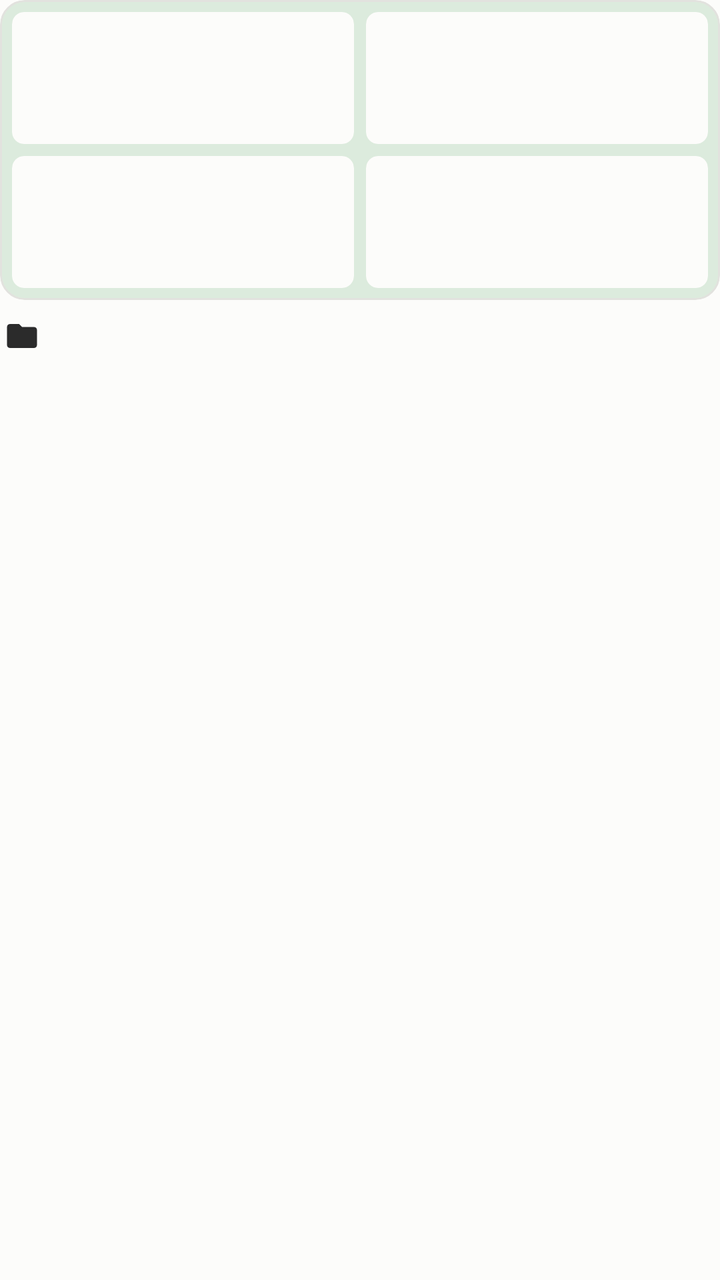
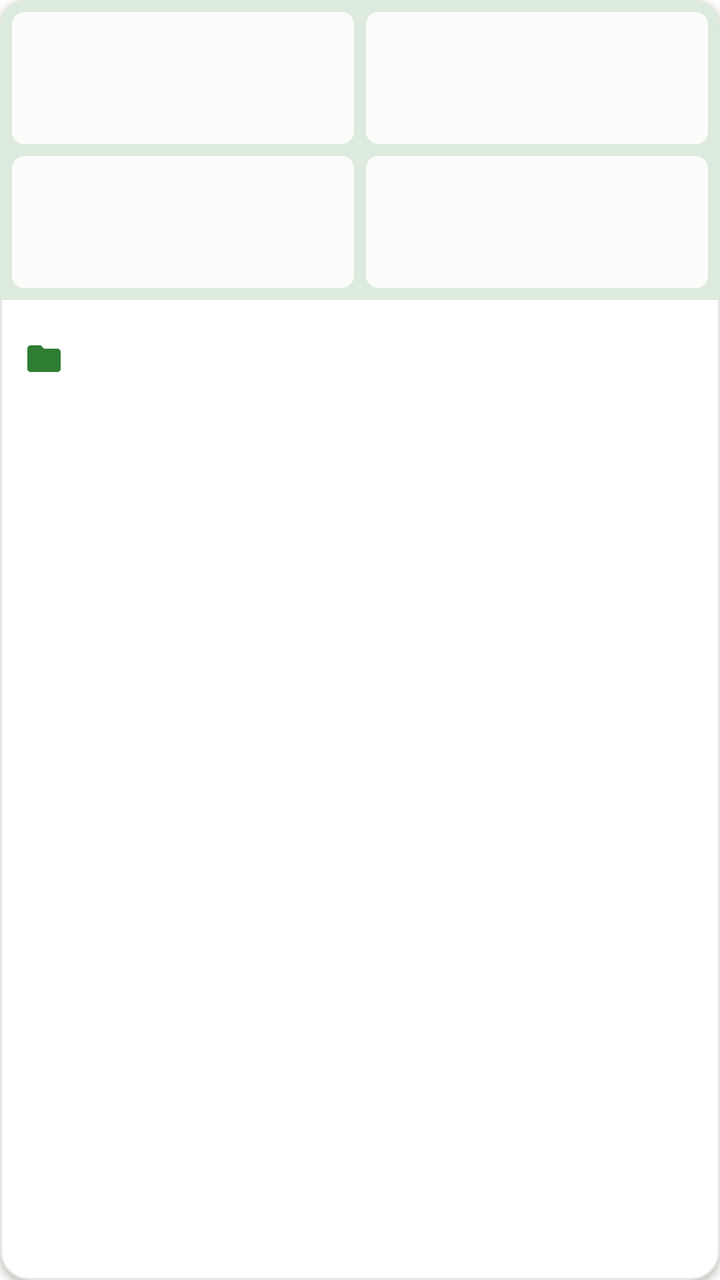

An Android layout rendered at two revisions. The XML below is the earlier revision; the diff shows what the commit changed to produce the second picture.
<!-- AndroidManifest.xml: application theme Theme.AvoNotes -->
<!-- res/layout/item_group.xml -->
<?xml version="1.0" encoding="utf-8"?>
<LinearLayout xmlns:android="http://schemas.android.com/apk/res/android"
    android:layout_width="match_parent"
    android:layout_height="wrap_content"
    android:orientation="vertical">

    <LinearLayout
        android:id="@+id/mosaic"
        android:layout_width="match_parent"
        android:layout_height="150dp"
        android:background="@drawable/group_bg"
        android:clipToOutline="true"
        android:foreground="?android:attr/selectableItemBackground"
        android:orientation="vertical"
        android:padding="6dp">

        <LinearLayout
            android:layout_width="match_parent"
            android:layout_height="0dp"
            android:layout_weight="1"
            android:orientation="horizontal">

            <ImageView android:id="@+id/t0" style="@style/MosaicTile" android:layout_marginEnd="3dp" android:layout_marginBottom="3dp" />
            <ImageView android:id="@+id/t1" style="@style/MosaicTile" android:layout_marginStart="3dp" android:layout_marginBottom="3dp" />
        </LinearLayout>

        <LinearLayout
            android:layout_width="match_parent"
            android:layout_height="0dp"
            android:layout_weight="1"
            android:orientation="horizontal">

            <ImageView android:id="@+id/t2" style="@style/MosaicTile" android:layout_marginEnd="3dp" android:layout_marginTop="3dp" />
            <ImageView android:id="@+id/t3" style="@style/MosaicTile" android:layout_marginStart="3dp" android:layout_marginTop="3dp" />
        </LinearLayout>
    </LinearLayout>

    <LinearLayout
        android:layout_width="match_parent"
        android:layout_height="wrap_content"
        android:layout_marginTop="8dp"
        android:gravity="center_vertical"
        android:orientation="horizontal"
        android:paddingStart="2dp"
        android:paddingEnd="2dp">

        <ImageView
            android:layout_width="18dp"
            android:layout_height="18dp"
            android:layout_marginEnd="6dp"
            android:importantForAccessibility="no"
            android:src="@drawable/ic_folder"
            android:tint="@color/icon" />

        <TextView
            android:id="@+id/title"
            android:layout_width="0dp"
            android:layout_height="wrap_content"
            android:layout_weight="1"
            android:ellipsize="end"
            android:maxLines="1"
            android:textColor="@color/icon"
            android:textSize="15sp"
            android:textStyle="bold" />
    </LinearLayout>

    <TextView
        android:id="@+id/subtitle"
        android:layout_width="match_parent"
        android:layout_height="wrap_content"
        android:paddingStart="2dp"
        android:paddingEnd="2dp"
        android:textColor="@color/text_secondary"
        android:textSize="12sp" />
</LinearLayout>
<!-- resources referenced by this layout -->
<resources>
  <color name="icon">#2B2B2B</color>
  <color name="text_secondary">#6B6B66</color>
  <!-- drawable group_bg (drawable) -->
  <?xml version="1.0" encoding="utf-8"?>
  <shape xmlns:android="http://schemas.android.com/apk/res/android" android:shape="rectangle">
      <solid android:color="@color/tool_selected_bg" />
      <stroke android:width="1dp" android:color="@color/toolbar_divider" />
      <corners android:radius="12dp" />
  </shape>
  <!-- drawable ic_folder (drawable) -->
  <?xml version="1.0" encoding="utf-8"?>
  <vector xmlns:android="http://schemas.android.com/apk/res/android"
      android:width="24dp" android:height="24dp"
      android:viewportWidth="24" android:viewportHeight="24">
      <path android:fillColor="#FF000000"
          android:pathData="M10,4H4c-1.1,0 -1.99,0.9 -1.99,2L2,18c0,1.1 0.9,2 2,2h16c1.1,0 2,-0.9 2,-2V8c0,-1.1 -0.9,-2 -2,-2h-8l-2,-2z" />
  </vector>
  <style name="MosaicTile">
          <item name="android:layout_width">0dp</item>
          <item name="android:layout_height">match_parent</item>
          <item name="android:layout_weight">1</item>
          <item name="android:background">@drawable/mosaic_tile_bg</item>
          <item name="android:clipToOutline">true</item>
          <item name="android:scaleType">centerCrop</item>
          <item name="android:importantForAccessibility">no</item>
      </style>
  <style name="Theme.AvoNotes" parent="android:Theme.Material.Light.NoActionBar">
          <item name="android:colorAccent">@color/accent</item>
          <item name="android:colorPrimary">@color/accent</item>
          <item name="android:windowBackground">@color/paper</item>
          <item name="android:statusBarColor">@android:color/transparent</item>
          <item name="android:navigationBarColor">@android:color/transparent</item>
          <item name="android:windowLightStatusBar">true</item>
          <item name="android:windowLightNavigationBar">true</item>
      </style>
  <color name="tool_selected_bg">#DCEBDD</color>
  <color name="toolbar_divider">#E2E2DE</color>
  <!-- drawable mosaic_tile_bg (drawable) -->
  <?xml version="1.0" encoding="utf-8"?>
  <shape xmlns:android="http://schemas.android.com/apk/res/android" android:shape="rectangle">
      <solid android:color="@color/paper" />
      <corners android:radius="6dp" />
  </shape>
  <color name="accent">#2E7D32</color>
  <color name="paper">#FCFCFA</color>
</resources>

<!-- the commit's change to res/layout/item_group.xml (unified diff, before → after) -->
@@ -2,15 +2,17 @@
 <LinearLayout xmlns:android="http://schemas.android.com/apk/res/android"
     android:layout_width="match_parent"
     android:layout_height="wrap_content"
+    android:background="@drawable/card_bg"
+    android:clipToOutline="true"
+    android:elevation="2dp"
+    android:foreground="?android:attr/selectableItemBackground"
     android:orientation="vertical">
 
     <LinearLayout
         android:id="@+id/mosaic"
         android:layout_width="match_parent"
         android:layout_height="150dp"
-        android:background="@drawable/group_bg"
-        android:clipToOutline="true"
-        android:foreground="?android:attr/selectableItemBackground"
+        android:background="@color/tool_selected_bg"
         android:orientation="vertical"
         android:padding="6dp">
 
@@ -38,38 +40,46 @@
     <LinearLayout
         android:layout_width="match_parent"
         android:layout_height="wrap_content"
-        android:layout_marginTop="8dp"
         android:gravity="center_vertical"
         android:orientation="horizontal"
-        android:paddingStart="2dp"
-        android:paddingEnd="2dp">
+        android:paddingStart="12dp"
+        android:paddingTop="10dp"
+        android:paddingEnd="12dp"
+        android:paddingBottom="12dp">
 
         <ImageView
-            android:layout_width="18dp"
-            android:layout_height="18dp"
-            android:layout_marginEnd="6dp"
+            android:layout_width="20dp"
+            android:layout_height="20dp"
+            android:layout_marginEnd="8dp"
             android:importantForAccessibility="no"
             android:src="@drawable/ic_folder"
-            android:tint="@color/icon" />
+            android:tint="@color/accent" />
 
-        <TextView
-            android:id="@+id/title"
+        <LinearLayout
             android:layout_width="0dp"
             android:layout_height="wrap_content"
             android:layout_weight="1"
-            android:ellipsize="end"
-            android:maxLines="1"
-            android:textColor="@color/icon"
-            android:textSize="15sp"
-            android:textStyle="bold" />
+            android:orientation="vertical">
+
+            <TextView
+                android:id="@+id/title"
+                android:layout_width="match_parent"
+                android:layout_height="wrap_content"
+                android:ellipsize="end"
+                android:fontFamily="sans-serif-medium"
+                android:maxLines="1"
+                android:textColor="@color/icon"
+                android:textSize="15sp" />
+
+            <TextView
+                android:id="@+id/subtitle"
+                android:layout_width="match_parent"
+                android:layout_height="wrap_content"
+                android:layout_marginTop="2dp"
+                android:ellipsize="end"
+                android:maxLines="1"
+                android:textColor="@color/text_secondary"
+                android:textSize="12sp" />
+        </LinearLayout>
     </LinearLayout>
-
-    <TextView
-        android:id="@+id/subtitle"
-        android:layout_width="match_parent"
-        android:layout_height="wrap_content"
-        android:paddingStart="2dp"
-        android:paddingEnd="2dp"
-        android:textColor="@color/text_secondary"
-        android:textSize="12sp" />
 </LinearLayout>
<!-- resource entries referenced after the edit -->
@@ -2,13 +2,6 @@
 <resources>
   <color name="icon">#2B2B2B</color>
   <color name="text_secondary">#6B6B66</color>
-  <!-- drawable group_bg (drawable) -->
-  <?xml version="1.0" encoding="utf-8"?>
-  <shape xmlns:android="http://schemas.android.com/apk/res/android" android:shape="rectangle">
-      <solid android:color="@color/tool_selected_bg" />
-      <stroke android:width="1dp" android:color="@color/toolbar_divider" />
-      <corners android:radius="12dp" />
-  </shape>
   <!-- drawable ic_folder (drawable) -->
   <?xml version="1.0" encoding="utf-8"?>
   <vector xmlns:android="http://schemas.android.com/apk/res/android"
@@ -35,8 +28,16 @@
           <item name="android:windowLightStatusBar">true</item>
           <item name="android:windowLightNavigationBar">true</item>
       </style>
+  <color name="card_bg">#FFFFFF</color>
+  <color name="card_border">#E6E6E1</color>
   <color name="tool_selected_bg">#DCEBDD</color>
-  <color name="toolbar_divider">#E2E2DE</color>
+  <!-- drawable card_bg (drawable) -->
+  <?xml version="1.0" encoding="utf-8"?>
+  <shape xmlns:android="http://schemas.android.com/apk/res/android" android:shape="rectangle">
+      <solid android:color="@color/card_bg" />
+      <stroke android:width="1dp" android:color="@color/card_border" />
+      <corners android:radius="14dp" />
+  </shape>
   <!-- drawable mosaic_tile_bg (drawable) -->
   <?xml version="1.0" encoding="utf-8"?>
   <shape xmlns:android="http://schemas.android.com/apk/res/android" android:shape="rectangle">
